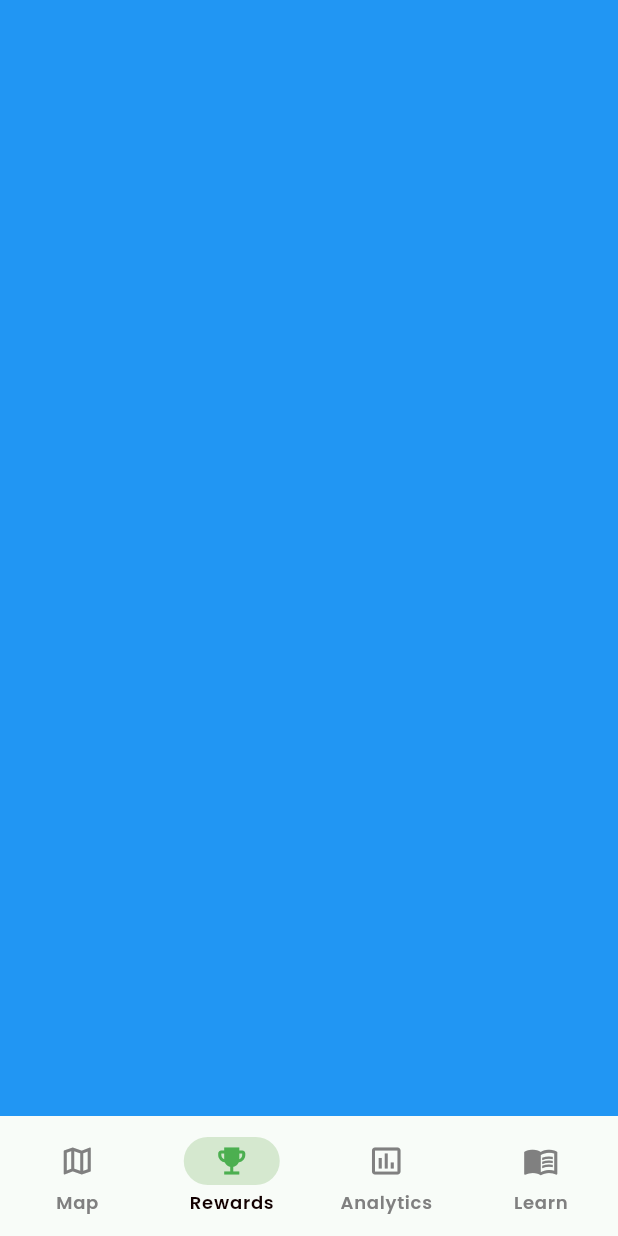
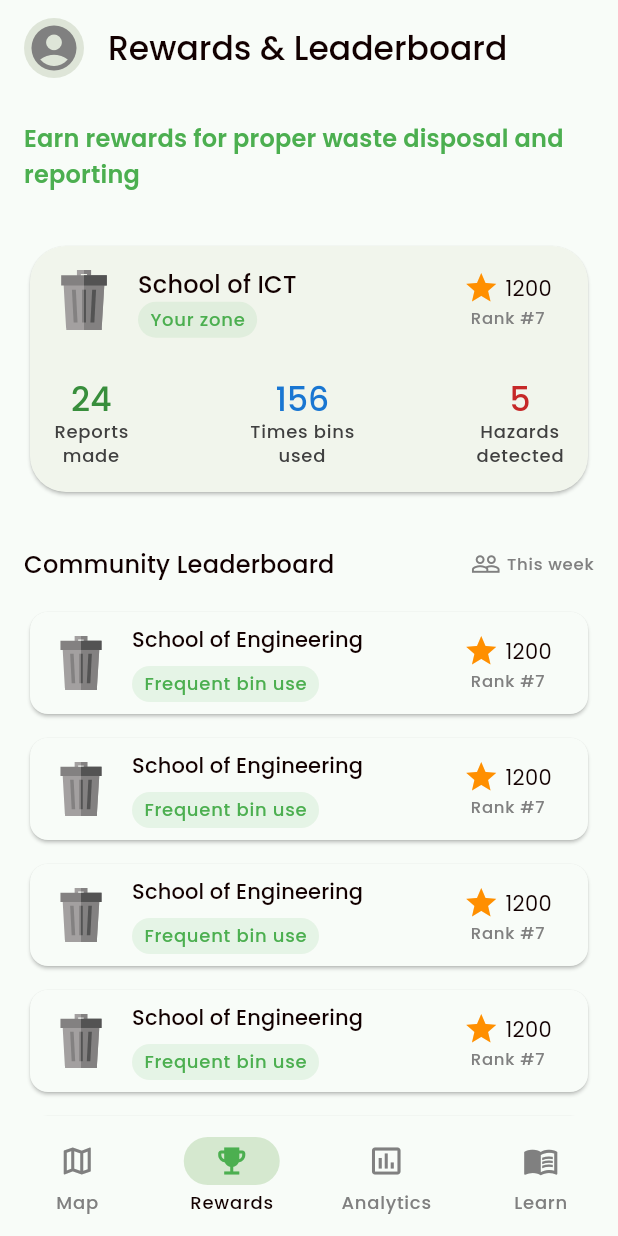
Before and after one commit to andy-ife/keep_nigeria_clean, a Flutter app: the screen it shows after launch, item 2 of the bottom bar chosen, on a phone screen of 412 x 824 dp. Run offline on Flutter 3.47's test engine with Material 3 defaults, Android fonts, the light colour scheme and no system bars; our stand-ins replace flutter_svg, permission_handler; missing offline and left inert: mapbox_maps_flutter; statements that could not run were skipped.

Commit message:
Add rewards screen

```diff
--- a/lib/pages/home/home.dart
+++ b/lib/pages/home/home.dart
@@ -1,5 +1,6 @@
 import 'package:flutter/material.dart';
 import 'package:keep_nigeria_clean/pages/home/map.dart';
+import 'package:keep_nigeria_clean/pages/home/rewards.dart';
 
 class HomeScreen extends StatefulWidget {
   const HomeScreen({super.key});
@@ -21,7 +22,7 @@ class _HomeScreenState extends State<HomeScreen> {
           index: _selectedIndex,
           children: [
             MapScreen(),
-            Container(color: Colors.blue),
+            RewardsScreen(),
             Container(color: Colors.green),
             Container(color: Colors.amber),
           ],
--- /dev/null
+++ b/lib/pages/home/rewards.dart
@@ -0,0 +1,249 @@
+import 'package:flutter/material.dart';
+import 'package:flutter_svg/svg.dart';
+import 'package:keep_nigeria_clean/theme/colors.dart';
+import 'package:keep_nigeria_clean/widgets/icon_and_label.dart';
+
+class RewardsScreen extends StatelessWidget {
+  const RewardsScreen({super.key});
+
+  @override
+  Widget build(BuildContext context) {
+    final theme = Theme.of(context);
+    final constraints = MediaQuery.of(context).size;
+
+    return Scaffold(
+      appBar: AppBar(
+        title: Text('Rewards & Leaderboard'),
+        toolbarHeight: 64.0,
+        leading: Padding(
+          padding: const EdgeInsets.only(left: 16.0),
+          child: CircleAvatar(
+            backgroundColor: theme.colorScheme.surfaceVariant,
+            child: Icon(
+              Icons.account_circle,
+              size: 36.0,
+              color: theme.colorScheme.onSurfaceVariant,
+            ),
+          ),
+        ),
+      ),
+      body: SingleChildScrollView(
+        padding: EdgeInsets.symmetric(vertical: 16.0),
+        child: Padding(
+          padding: const EdgeInsets.symmetric(horizontal: 16.0),
+          child: Column(
+            spacing: 16.0,
+            crossAxisAlignment: CrossAxisAlignment.start,
+            children: [
+              Text(
+                'Earn rewards for proper waste disposal and reporting',
+                style: theme.textTheme.titleMedium!.copyWith(
+                  fontWeight: FontWeight.w600,
+                  color: theme.colorScheme.primary,
+                ),
+              ),
+              SizedBox(),
+              _ProgressCard(),
+              SizedBox(),
+              Row(
+                mainAxisAlignment: MainAxisAlignment.spaceBetween,
+                children: [
+                  Text(
+                    'Community Leaderboard',
+                    style: theme.textTheme.titleMedium,
+                  ),
+                  IconAndLabel(
+                    icon: Icon(
+                      Icons.people_outline,
+                      size: 20.0,
+                      color: theme.colorScheme.onSurfaceVariant,
+                    ),
+                    label: Text(
+                      'This week',
+                      style: theme.textTheme.labelSmall!.copyWith(
+                        color: theme.colorScheme.onSurfaceVariant,
+                      ),
+                    ),
+                  ),
+                ],
+              ),
+              SizedBox(
+                height: constraints.height * 0.52,
+                child: ListView.separated(
+                  //shrinkWrap: true,
+                  itemCount: 10,
+                  itemBuilder: (ctx, i) => Card(
+                    color: AppColors.white,
+                    child: ListTile(
+                      leading: SvgPicture.asset('assets/bin.svg', width: 36.0),
+                      title: Padding(
+                        padding: const EdgeInsets.only(bottom: 8.0),
+                        child: Text(
+                          'School of Engineering',
+                          style: theme.textTheme.titleSmall,
+                        ),
+                      ),
+                      subtitle: Row(
+                        mainAxisSize: MainAxisSize.min,
+                        children: [
+                          Container(
+                            decoration: BoxDecoration(
+                              borderRadius: BorderRadius.circular(12.0),
+                              color: AppColors.accuracyColor,
+                            ),
+                            child: Padding(
+                              padding: EdgeInsetsGeometry.symmetric(
+                                horizontal: 8.0,
+                                vertical: 4.0,
+                              ),
+                              child: Text(
+                                'Frequent bin use',
+                                style: theme.textTheme.labelMedium!.copyWith(
+                                  color: theme.colorScheme.primary,
+                                ),
+                              ),
+                            ),
+                          ),
+                        ],
+                      ),
+                      trailing: Column(
+                        mainAxisAlignment: MainAxisAlignment.center,
+                        children: [
+                          IconAndLabel(
+                            icon: Icon(Icons.star, color: AppColors.amber),
+                            label: Text(
+                              '1200',
+                              style: theme.textTheme.bodyMedium,
+                            ),
+                          ),
+                          Text('Rank #7'),
+                        ],
+                      ),
+                    ),
+                  ),
+                  separatorBuilder: (ctx, i) => SizedBox(height: 8.0),
+                ),
+              ),
+            ],
+          ),
+        ),
+      ),
+    );
+  }
+}
+
+class _ProgressCard extends StatelessWidget {
+  const _ProgressCard({super.key});
+
+  @override
+  Widget build(BuildContext context) {
+    final constraints = MediaQuery.of(context).size;
+    final theme = Theme.of(context);
+
+    return Card(
+      shape: RoundedRectangleBorder(
+        borderRadius: BorderRadiusGeometry.circular(24.0),
+      ),
+      child: SizedBox(
+        child: Column(
+          mainAxisAlignment: MainAxisAlignment.spaceBetween,
+          children: [
+            ListTile(
+              leading: SvgPicture.asset('assets/bin.svg', width: 40.0),
+              title: Text('School of ICT', style: theme.textTheme.titleMedium),
+              subtitle: Row(
+                mainAxisSize: MainAxisSize.min,
+                children: [
+                  Container(
+                    decoration: BoxDecoration(
+                      borderRadius: BorderRadius.circular(12.0),
+                      color: AppColors.accuracyColor,
+                    ),
+                    child: Padding(
+                      padding: EdgeInsetsGeometry.symmetric(
+                        horizontal: 8.0,
+                        vertical: 4.0,
+                      ),
+                      child: Text(
+                        'Your zone',
+                        style: theme.textTheme.labelMedium!.copyWith(
+                          color: theme.colorScheme.primary,
+                        ),
+                      ),
+                    ),
+                  ),
+                ],
+              ),
+              trailing: Column(
+                mainAxisAlignment: MainAxisAlignment.center,
+                children: [
+                  IconAndLabel(
+                    icon: Icon(Icons.star, color: AppColors.amber),
+                    label: Text('1200', style: theme.textTheme.bodyMedium),
+                  ),
+                  Text('Rank #7'),
+                ],
+              ),
+            ),
+            Padding(
+              padding: const EdgeInsets.all(16.0),
+              child: Row(
+                mainAxisAlignment: MainAxisAlignment.spaceBetween,
+                children: [
+                  IconAndLabel(
+                    icon: Text(
+                      '24',
+                      style: theme.textTheme.titleLarge!.copyWith(
+                        color: theme.colorScheme.primaryFixedDim,
+                      ),
+                    ),
+                    label: Text(
+                      'Reports\nmade',
+                      textAlign: TextAlign.center,
+                      style: theme.textTheme.labelMedium!.copyWith(
+                        color: AppColors.darkGrey,
+                      ),
+                    ),
+                    isHorizontal: false,
+                  ),
+                  IconAndLabel(
+                    icon: Text(
+                      '156',
+                      style: theme.textTheme.titleLarge!.copyWith(
+                        color: AppColors.blue,
+                      ),
+                    ),
+                    label: Text(
+                      'Times bins\nused',
+                      textAlign: TextAlign.center,
+                      style: theme.textTheme.labelMedium!.copyWith(
+                        color: AppColors.darkGrey,
+                      ),
+                    ),
+                    isHorizontal: false,
+                  ),
+                  IconAndLabel(
+                    icon: Text(
+                      '5',
+                      style: theme.textTheme.titleLarge!.copyWith(
+                        color: AppColors.red,
+                      ),
+                    ),
+                    label: Text(
+                      'Hazards\ndetected',
+                      textAlign: TextAlign.center,
+                      style: theme.textTheme.labelMedium!.copyWith(
+                        color: AppColors.darkGrey,
+                      ),
+                    ),
+                    isHorizontal: false,
+                  ),
+                ],
+              ),
+            ),
+          ],
+        ),
+      ),
+    );
+  }
+}
--- a/lib/theme/colors.dart
+++ b/lib/theme/colors.dart
@@ -16,6 +16,7 @@ class AppColors {
   static final red = Colors.red[800]!;
   static final green = Colors.green[800]!;
   static final amber = Colors.amber[800]!;
+  static final blue = Colors.blue[700]!;
 
   static final splashGrey = Color(0xff606060);
   static final splashBackground = Color(0xffedf7ed);
--- a/lib/theme/styles.dart
+++ b/lib/theme/styles.dart
@@ -5,7 +5,7 @@ class AppButtonStyles {
   static final floating = TextButton.styleFrom(
     backgroundColor: AppColors.white,
     foregroundColor: AppColors.black,
-    textStyle: TextStyle(fontFamily: "Poppins"),
+    textStyle: TextStyle(fontFamily: "Poppins", fontWeight: FontWeight.w500),
     padding: EdgeInsets.symmetric(horizontal: 20.0),
     shadowColor: AppColors.lightGrey,
     elevation: 2.0,
--- a/lib/theme/theme.dart
+++ b/lib/theme/theme.dart
@@ -25,23 +25,23 @@ class AppTheme {
         fontFamily: 'Poppins',
         fontSize: 28.0,
         color: AppColors.primary,
-        fontWeight: FontWeight.w600,
+        fontWeight: FontWeight.w500,
       ),
 
       titleMedium: TextStyle(
         fontFamily: 'Poppins',
         fontSize: 16.0,
-        fontWeight: FontWeight.w600,
+        fontWeight: FontWeight.w500,
       ),
       titleLarge: TextStyle(
         fontFamily: 'Poppins',
         fontSize: 22.0,
-        fontWeight: FontWeight.w600,
+        fontWeight: FontWeight.w500,
       ),
       titleSmall: TextStyle(
         fontFamily: 'Poppins',
         fontSize: 14.0,
-        fontWeight: FontWeight.w700,
+        fontWeight: FontWeight.w500,
       ),
 
       bodyLarge: TextStyle(fontFamily: 'Poppins', fontSize: 16.0),
@@ -51,12 +51,12 @@ class AppTheme {
       labelMedium: TextStyle(
         fontFamily: 'Poppins',
         fontSize: 12.0,
-        fontWeight: FontWeight.w600,
+        fontWeight: FontWeight.w500,
       ),
 
       labelSmall: TextStyle(
         fontFamily: "Poppins",
-        fontWeight: FontWeight.w600,
+        fontWeight: FontWeight.w500,
         letterSpacing: 0.5,
         fontSize: 11.0,
       ),
--- a/lib/widgets/icon_and_label.dart
+++ b/lib/widgets/icon_and_label.dart
@@ -5,16 +5,27 @@ class IconAndLabel extends StatelessWidget {
     required this.icon,
     required this.label,
     this.spacing = 4.0,
+    this.isHorizontal = true,
     super.key,
   });
 
   final Widget icon;
   final Widget label;
   final double spacing;
+  final bool isHorizontal;
 
   @override
   Widget build(BuildContext context) {
-    return Row(
+    return isHorizontal
+        ? Row(
+            mainAxisSize: MainAxisSize.min,
+            children: [
+              icon,
+              SizedBox(width: spacing),
+              label,
+            ],
+          )
+        : Column(
             mainAxisSize: MainAxisSize.min,
             children: [
               icon,
```
Lines whose indentation alone changed are shown as unchanged.
